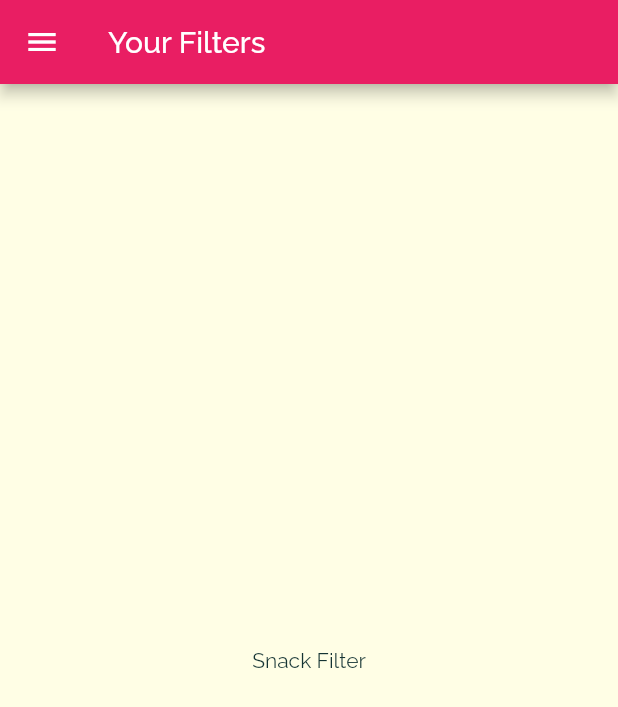
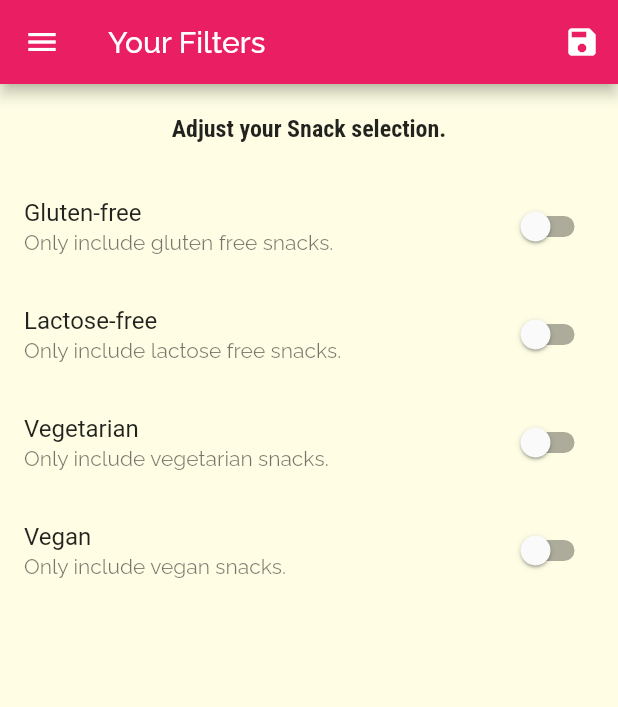
Before and after one commit to KrishnaPhalgun28/SnackApp, a Flutter app: the FiltersScreen screen opened by its route, on a phone screen of 412 x 824 dp. Shown: the top 707 px of the screen. Run offline on Flutter 3.47's test engine with Material 2 defaults, Android fonts, the phone set to English and light mode, and no system bars.

Commit message:
added filters

```diff
--- a/lib/main.dart
+++ b/lib/main.dart
@@ -1,13 +1,49 @@
-import 'package:SnackApp/screens/snack_detail.dart';
-import 'package:SnackApp/screens/tabs.dart';
 import 'package:flutter/material.dart';
 // import 'package:SnackApp/screens/categories.dart';
 import 'package:SnackApp/screens/categories_snacks.dart';
 import 'package:SnackApp/screens/filters.dart';
+import 'package:SnackApp/database/snacks.dart';
+import 'package:SnackApp/models/snack.dart';
+import 'package:SnackApp/screens/snack_detail.dart';
+import 'package:SnackApp/screens/tabs.dart';
 
 void main() => runApp(MyApp());
 
-class MyApp extends StatelessWidget {
+class MyApp extends StatefulWidget {
+  @override
+  _MyAppState createState() => _MyAppState();
+}
+
+class _MyAppState extends State<MyApp> {
+  Map<String, bool> _filters = {
+    'gluten': false,
+    'lactose': false,
+    'vegan': false,
+    'vegetarian': false,
+  };
+  List<Snack> _availableSnacks = snackItems;
+
+  void _setFilters(Map<String, bool> filterData) {
+    setState(() {
+      _filters = filterData;
+      _availableSnacks = snackItems.where((snack) {
+        if (_filters['gluten'] == true && !snack.isGlutenFree) {
+          return false;
+        }
+        if (_filters['lactose'] == true && !snack.isLactoseFree) {
+          return false;
+        }
+        if (_filters['vegetarian'] == true && !snack.isVegetarian) {
+          return false;
+        }
+        if (_filters['vegan'] == true && !snack.isVegan) {
+          return false;
+        }
+        return true;
+      }).toList();
+    });
+  }
+
   @override
   Widget build(BuildContext context) {
     return MaterialApp(
@@ -37,9 +73,10 @@ class MyApp extends StatelessWidget {
       routes: {
         // '/': (ctx) => CategoriesScreen(),
         '/': (ctx) => TabsScreen(),
-        CategoriesSnacksScreen.routeName: (ctx) => CategoriesSnacksScreen(),
+        CategoriesSnacksScreen.routeName: (ctx) =>
+            CategoriesSnacksScreen(_availableSnacks),
         SnackDetailScreen.routeName: (ctx) => SnackDetailScreen(),
-        FiltersScreen.routeName: (ctx) => FiltersScreen(),
+        FiltersScreen.routeName: (ctx) => FiltersScreen(_filters, _setFilters),
       },
       // onGenerateRoute: (settings) {
       //   print(settings.arguments);
--- a/lib/screens/filters.dart
+++ b/lib/screens/filters.dart
@@ -1,20 +1,107 @@
 import 'package:flutter/material.dart';
 import 'package:SnackApp/models/drawer.dart';
 
-class FiltersScreen extends StatelessWidget {
+class FiltersScreen extends StatefulWidget {
   static String routeName = '/filters';
+
+  final Map<String, bool> currentFilters;
+  final Function saveFilters;
+
+  FiltersScreen(this.currentFilters, this.saveFilters);
+
+  @override
+  _FiltersScreenState createState() => _FiltersScreenState();
+}
+
+class _FiltersScreenState extends State<FiltersScreen> {
+  var _glutenFree = false;
+  var _lactoseFree = false;
+  var _vegetarian = false;
+  var _vegan = false;
+
+  @override
+  initState() {
+    _glutenFree = widget.currentFilters['gluten'];
+    _lactoseFree = widget.currentFilters['lactose'];
+    _vegetarian = widget.currentFilters['vegetarian'];
+    _vegan = widget.currentFilters['vegan'];
+    super.initState();
+  }
+
+  Widget _buildSwitchListTile(String title, String description,
+      bool currentValue, Function updateValue) {
+    return SwitchListTile(
+        title: Text(title),
+        value: currentValue,
+        subtitle: Text(description),
+        onChanged: updateValue);
+  }
 
   @override
   Widget build(BuildContext context) {
     return Scaffold(
       appBar: AppBar(
         title: Text('Your Filters'),
+        actions: [
+          IconButton(
+            icon: Icon(Icons.save),
+            onPressed: () {
+              final selectedFilters = {
+                'gluten': _glutenFree,
+                'lactose': _lactoseFree,
+                'vegan': _vegan,
+                'vegetarian': _vegetarian,
+              };
+              widget.saveFilters(selectedFilters);
+            },
+          ),
+        ],
       ),
       drawer: MainDrawer(),
-      body: Center(
-        child: Text(
-          'Snack Filter',
-        ),
+      body: Column(
+        children: [
+          Container(
+            padding: EdgeInsets.all(20),
+            child: Text(
+              'Adjust your Snack selection.',
+              style: Theme.of(context).textTheme.headline6,
+            ),
+          ),
+          Expanded(
+            child: ListView(
+              children: [
+                _buildSwitchListTile(
+                    'Gluten-free',
+                    'Only include gluten free snacks.',
+                    _glutenFree, (newValue) {
+                  setState(() {
+                    _glutenFree = newValue;
+                  });
+                }),
+                _buildSwitchListTile(
+                    'Lactose-free',
+                    'Only include lactose free snacks.',
+                    _lactoseFree, (newValue) {
+                  setState(() {
+                    _lactoseFree = newValue;
+                  });
+                }),
+                _buildSwitchListTile('Vegetarian',
+                    'Only include vegetarian snacks.', _vegetarian, (newValue) {
+                  setState(() {
+                    _vegetarian = newValue;
+                  });
+                }),
+                _buildSwitchListTile(
+                    'Vegan', 'Only include vegan snacks.', _vegan, (newValue) {
+                  setState(() {
+                    _vegan = newValue;
+                  });
+                }),
+              ],
+            ),
+          ),
+        ],
       ),
     );
   }
```
Also changed, not shown: lib/screens/categories_snacks.dart (+5 -2 lines).
